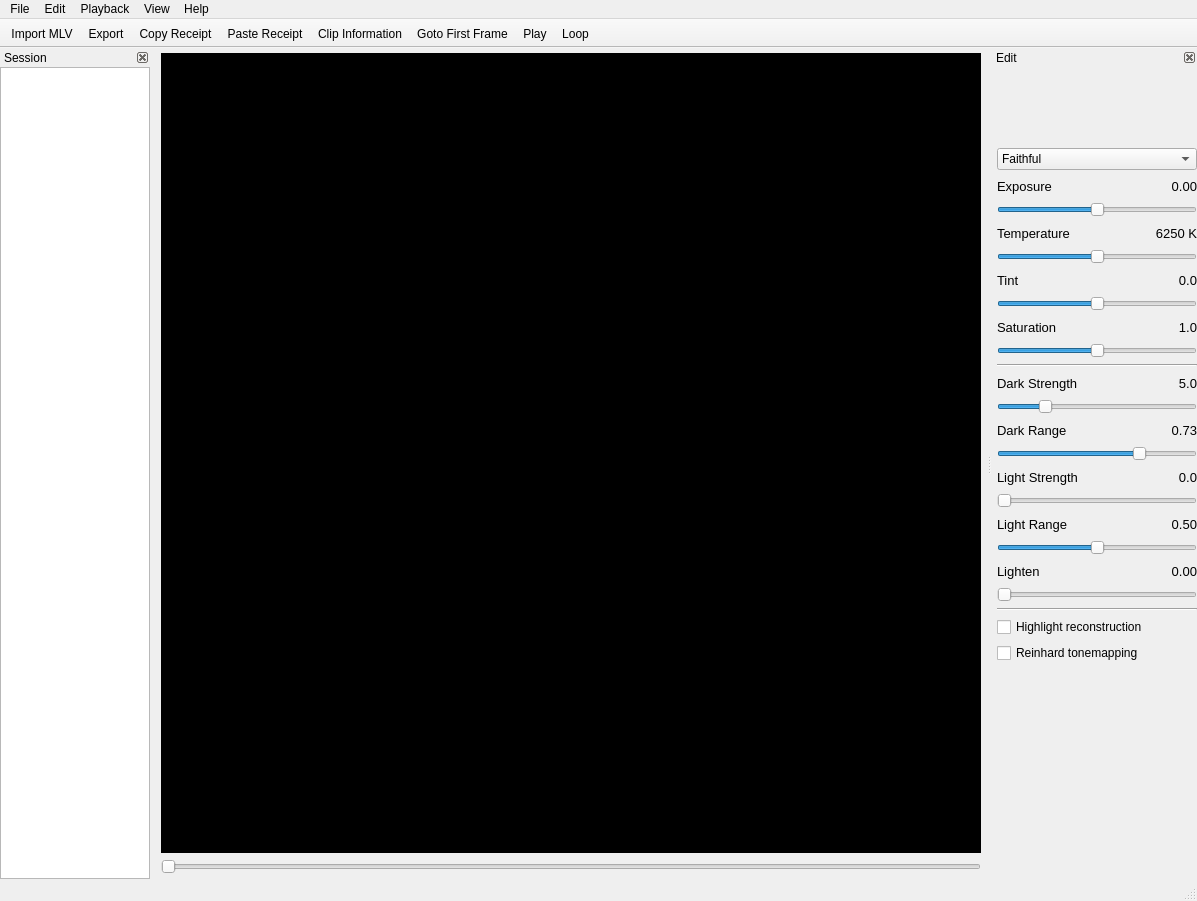
Before: the Qt Designer form platform/qt/MainWindow.ui in ilia3101/MLV-App, drawn with Qt 5.
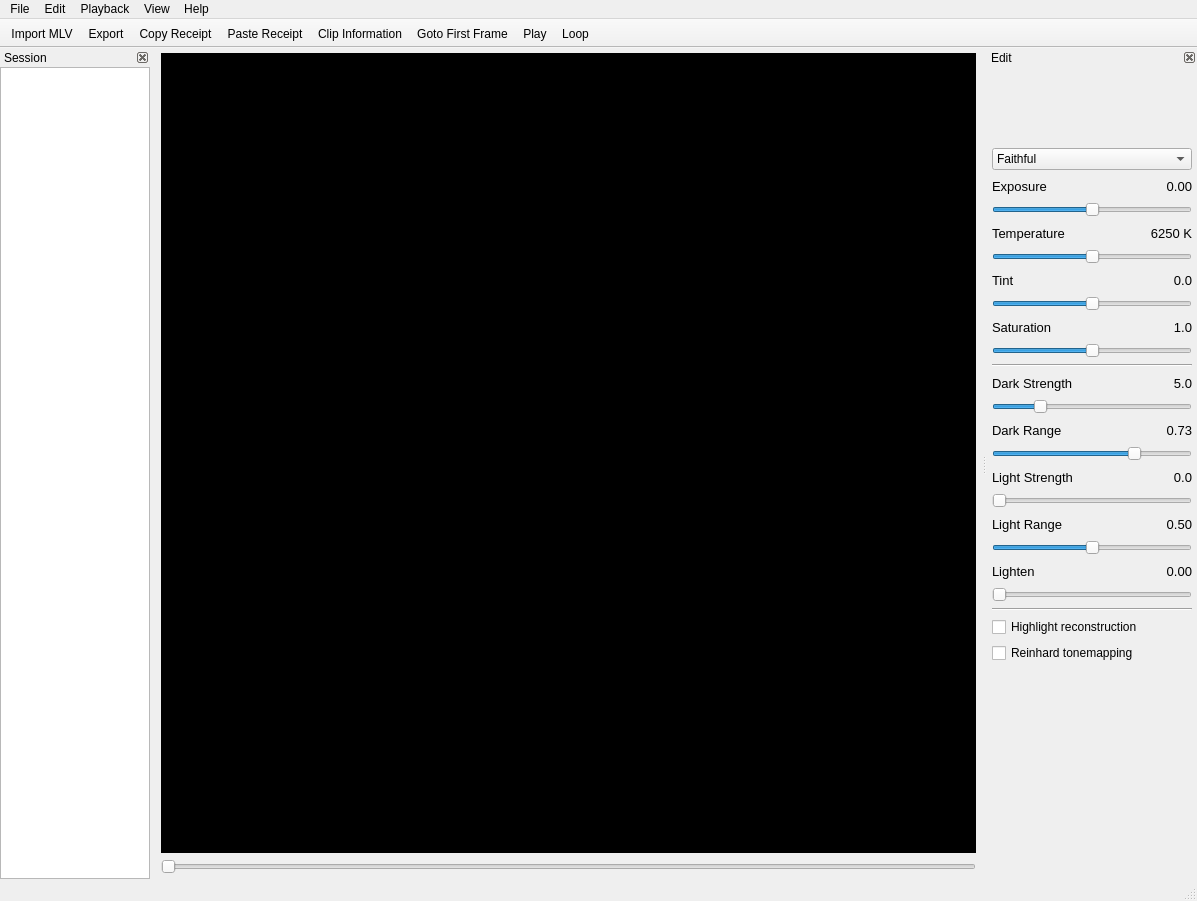
After: the same form once the commit is applied. Icons and pictures are not drawn.

What changed in the file:
```diff
--- a/platform/qt/MainWindow.ui
+++ b/platform/qt/MainWindow.ui
@@ -187,10 +187,10 @@
       <number>5</number>
      </property>
      <property name="rightMargin">
-      <number>0</number>
+      <number>5</number>
      </property>
      <property name="bottomMargin">
-      <number>0</number>
+      <number>10</number>
      </property>
      <item row="0" column="0">
       <layout class="QVBoxLayout" name="verticalLayout_2">
```
